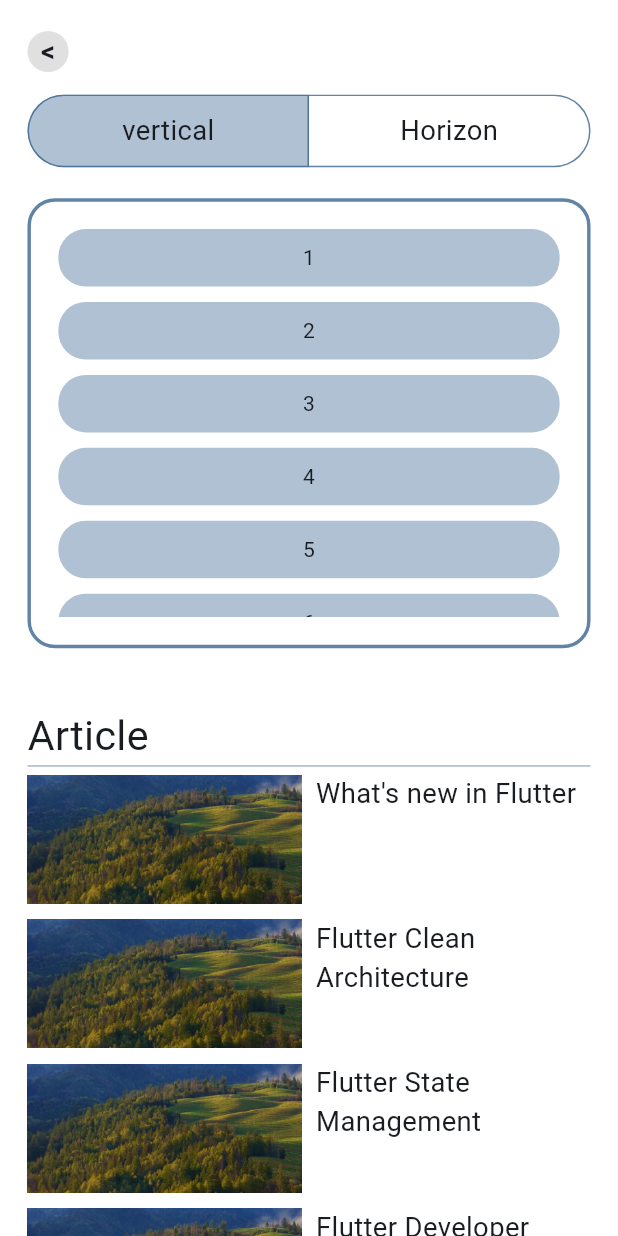
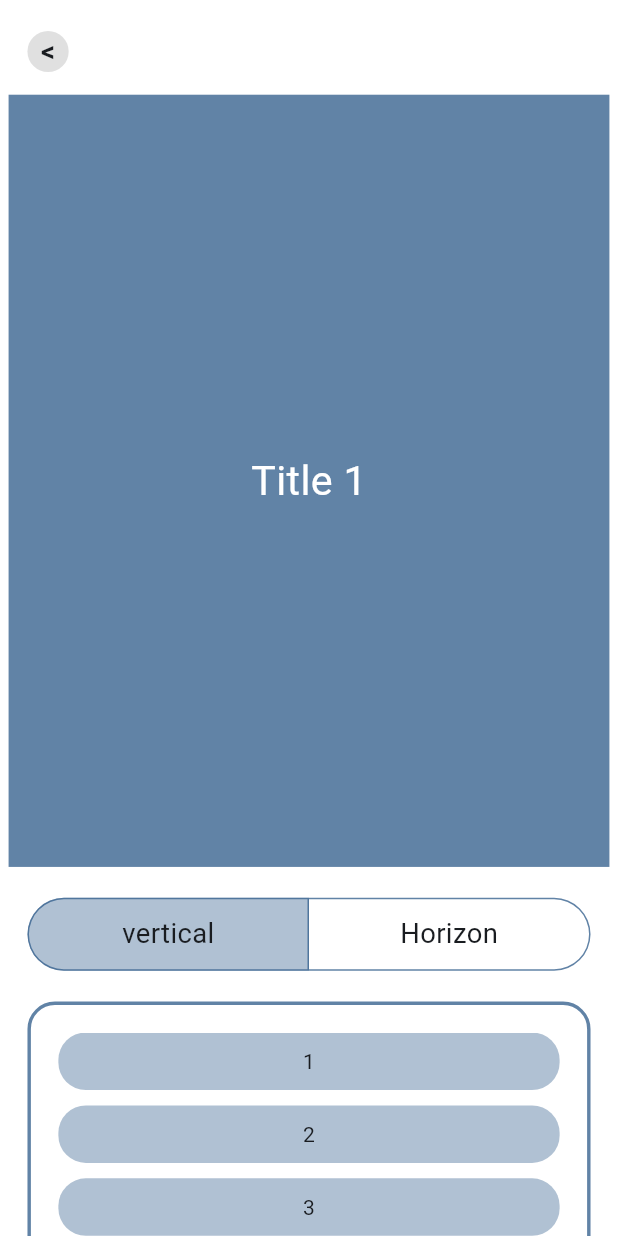
Before and after one commit to ittipol/Flutter, a Flutter app: the UiDemoView screen opened by its route, on a phone screen of 412 x 824 dp. Run offline on Flutter 3.47's test engine with Material 3 defaults, Android fonts, the light colour scheme and no system bars; drawn by our look-alikes of carousel_slider; our stand-ins replace built_collection, dio, flutter_riverpod, flutter_screenutil, webview_flutter; missing offline and left inert: webview_flutter_android.

Commit message:
Code improve

```diff
--- a/lib/presentation/views/ui_demo/ui_demo/ui_demo_view.dart
+++ b/lib/presentation/views/ui_demo/ui_demo/ui_demo_view.dart
@@ -1,3 +1,4 @@
+import 'package:carousel_slider/carousel_slider.dart';
 import 'package:flutter/material.dart';
 import 'package:flutter_demo/presentation/views/common/blank_page_widget.dart';
 import 'package:flutter_demo/presentation/views/ui_demo/ui_demo/components/component_article_list/component_article_list_view.dart';
@@ -26,6 +27,36 @@ class _UiDemoView  extends ConsumerState<UiDemoView> {
         physics: const ClampingScrollPhysics(),
         child: Column(
           children: [
+            CarouselSlider(
+              options: CarouselOptions(
+                height: 400.h,
+                viewportFraction: 1
+              ),
+              items: [1,2,3,4,5].map((i) {
+                return Builder(
+                  builder: (BuildContext context) {
+                    return Container(
+                      width: MediaQuery.sizeOf(context).width,
+                      margin: EdgeInsets.symmetric(horizontal: 5.w),
+                      decoration: BoxDecoration(
+                        color: Theme.of(context).colorScheme.primary.withAlpha(200)
+                      ),
+                      child: Center(
+                        child: Text(
+                          "Title $i",
+                          style: TextStyle(
+                            fontSize: 24.sp,
+                            overflow: TextOverflow.ellipsis,
+                            color: Colors.white
+                          )
+                        ),
+                      )
+                    );
+                  },
+                );
+              }).toList(),
+            ),
+            SizedBox(height: 16.h),
             const ComponentOneView(),
             SizedBox(height: 16.h),
             const ComponentDetailListView()
--- a/pubspec.yaml
+++ b/pubspec.yaml
@@ -1,5 +1,5 @@
 name: flutter_demo
-description: "A new Flutter project."
+description: "Flutter Demo."
 # The following line prevents the package from being accidentally published to
 # pub.dev using `flutter pub publish`. This is preferred for private packages.
 publish_to: 'none' # Remove this line if you wish to publish to pub.dev
@@ -46,6 +46,7 @@ dependencies:
   dio: ^5.4.3+1
   path_provider: ^2.1.3
   path: ^1.9.0
+  carousel_slider: ^4.2.1
 
 dev_dependencies:
   flutter_test:
```
Also changed, not shown: 10 other files.
